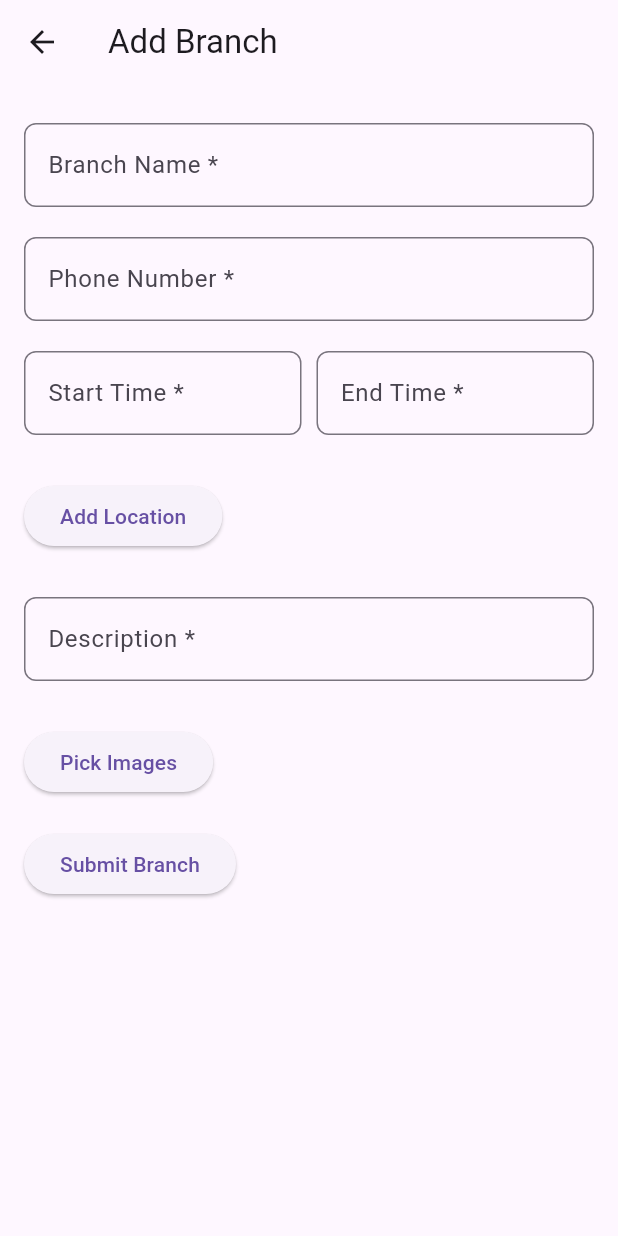
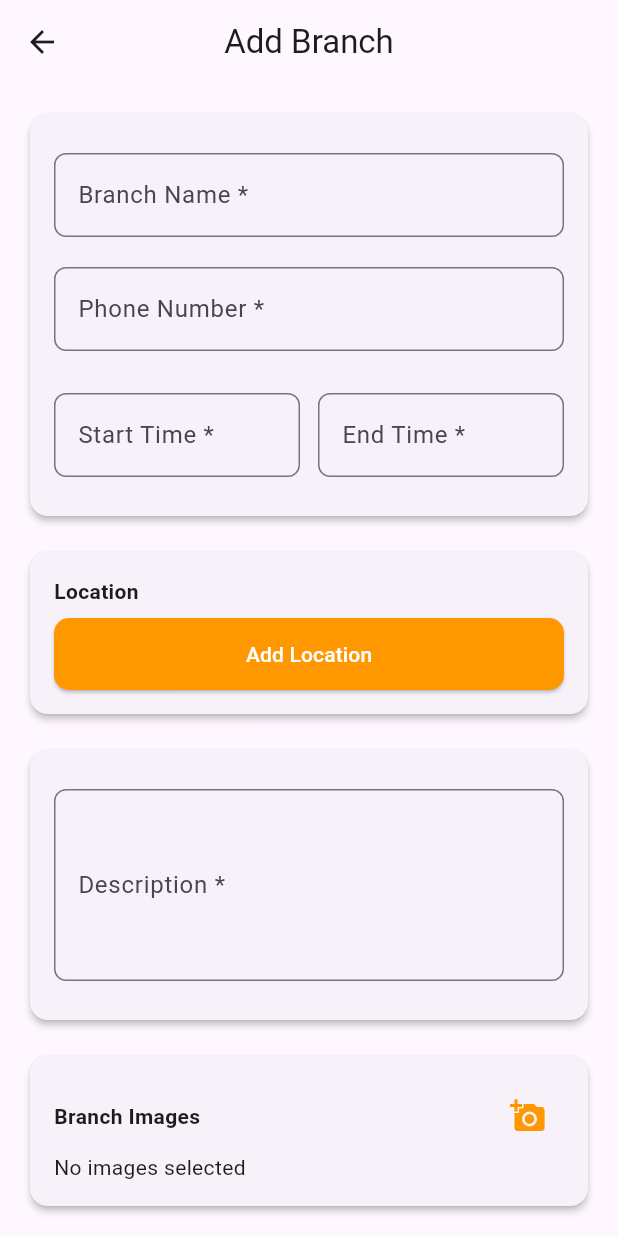
Before and after one commit to Mdkaifee/Glowante_onboarding_latest, a Flutter app: the AddBranchScreen screen opened directly with empty values, on a phone screen of 412 x 824 dp. Run offline on Flutter 3.47's test engine with Material 3 defaults, Android fonts, the phone set to English and light mode, and no system bars; our stand-ins replace flutter_bloc, flutter_dotenv, geocoding, geolocator, image_picker, shared_preferences; missing offline and left inert: aws_s3_api, flutter_google_places_sdk; accounts and stored records are empty.

Commit message:
ui for branch add improved

```diff
--- a/lib/screens/add_branch_screen.dart
+++ b/lib/screens/add_branch_screen.dart
@@ -172,16 +172,29 @@ Future<void> _submitBranchDetails() async {
   @override
   Widget build(BuildContext context) {
     return Scaffold(
-      appBar: AppBar(title: Text('Add Branch')),
-      body: Padding(
+      appBar: AppBar(title: const Text('Add Branch'), centerTitle: true),
+      body: SafeArea(
+        child: SingleChildScrollView(
           padding: const EdgeInsets.all(16.0),
           child: Column(
             crossAxisAlignment: CrossAxisAlignment.start,
             children: [
+              // Card container for primary details
+              Card(
+                shape: RoundedRectangleBorder(borderRadius: BorderRadius.circular(12)),
+                elevation: 2,
+                child: Padding(
+                  padding: const EdgeInsets.all(16.0),
+                  child: Column(
+                    children: [
                       _buildTextField(branchNameController, 'Branch Name *', 'Enter branch name'),
-            _buildTextField(phoneController, 'Phone Number *', 'Enter phone number'),
-
-            // Time picker fields
+                      _buildTextField(
+                        phoneController,
+                        'Phone Number *',
+                        'Enter phone number',
+                        keyboardType: TextInputType.phone,
+                      ),
+                      const SizedBox(height: 8),
                       Row(
                         children: [
                           Expanded(
@@ -191,7 +204,7 @@ Future<void> _submitBranchDetails() async {
                               onTap: () => _selectTime(context, true),
                             ),
                           ),
-                SizedBox(width: 10),
+                          const SizedBox(width: 12),
                           Expanded(
                             child: _buildTimePickerField(
                               controller: endTimeController,
@@ -201,78 +214,153 @@ Future<void> _submitBranchDetails() async {
                           ),
                         ],
                       ),
-            SizedBox(height: 20),
+                    ],
+                  ),
+                ),
+              ),
 
-            // If location is provided, display it
-            if (buildingName.isNotEmpty && city.isNotEmpty && pincode.isNotEmpty && state.isNotEmpty) ...[
+              const SizedBox(height: 16),
+
+              // Location section
+              Card(
+                shape: RoundedRectangleBorder(borderRadius: BorderRadius.circular(12)),
+                elevation: 2,
+                child: Padding(
+                  padding: const EdgeInsets.all(16.0),
+                  child: Column(
+                    crossAxisAlignment: CrossAxisAlignment.start,
+                    children: [
+                      const Text('Location', style: TextStyle(fontWeight: FontWeight.w600)),
+                      const SizedBox(height: 8),
+                      if (buildingName.isNotEmpty && city.isNotEmpty && pincode.isNotEmpty && state.isNotEmpty)
                         Row(
+                          crossAxisAlignment: CrossAxisAlignment.start,
                           children: [
                             Expanded(child: Text('$buildingName, $city, $pincode, $state')),
                             IconButton(
-                    icon: Icon(Icons.edit, color: Colors.blue),
+                              icon: const Icon(Icons.edit, color: Colors.blue),
                               onPressed: _navigateToAddLocation,
                             ),
                           ],
-              ),
-            ] else ...[
-              // If no address, show Add Location button
+                        )
+                      else
                         ElevatedButton(
                           onPressed: _navigateToAddLocation,
-                child: Text('Add Location'),
+                          style: ElevatedButton.styleFrom(
+                            minimumSize: const Size(double.infinity, 48),
+                            backgroundColor: Colors.orange,
+                            foregroundColor: Colors.white,
+                            shape: RoundedRectangleBorder(borderRadius: BorderRadius.circular(10)),
+                          ),
+                          child: const Text('Add Location'),
                         ),
                     ],
-
-            // Description field
-            SizedBox(height: 20),
-            _buildTextField(descriptionController, 'Description *', 'Enter a description'),
-
-            // Pick Image button
-            SizedBox(height: 20),
-            ElevatedButton(
-              onPressed: _pickImage,
-              child: Text('Pick Images'),
+                  ),
+                ),
               ),
 
-            // Display selected images
+              const SizedBox(height: 16),
+
+              // Description
+              Card(
+                shape: RoundedRectangleBorder(borderRadius: BorderRadius.circular(12)),
+                elevation: 2,
+                child: Padding(
+                  padding: const EdgeInsets.all(16.0),
+                  child: _buildTextField(
+                    descriptionController,
+                    'Description *',
+                    'Enter a description',
+                    maxLines: 4,
+                  ),
+                ),
+              ),
+
+              const SizedBox(height: 16),
+
+              // Images
+              Card(
+                shape: RoundedRectangleBorder(borderRadius: BorderRadius.circular(12)),
+                elevation: 2,
+                child: Padding(
+                  padding: const EdgeInsets.all(16.0),
+                  child: Column(
+                    crossAxisAlignment: CrossAxisAlignment.start,
+                    children: [
+                      Row(
+                        mainAxisAlignment: MainAxisAlignment.spaceBetween,
+                        children: [
+                          const Text('Branch Images', style: TextStyle(fontWeight: FontWeight.w600)),
+                          IconButton(onPressed: _pickImage, icon: const Icon(Icons.add_a_photo, color: Colors.orange)),
+                        ],
+                      ),
                       if (_images != null && _images!.isNotEmpty)
                         Wrap(
+                          spacing: 8,
+                          runSpacing: 8,
                           children: _images!.map((image) {
-                  return Padding(
-                    padding: const EdgeInsets.all(8.0),
+                            return ClipRRect(
+                              borderRadius: BorderRadius.circular(8),
                               child: Image.file(
                                 File(image.path),
-                      width: 80,
-                      height: 80,
+                                width: 90,
+                                height: 90,
                                 fit: BoxFit.cover,
                               ),
                             );
                           }).toList(),
+                        )
+                      else
+                        const Text('No images selected'),
+                    ],
+                  ),
+                ),
               ),
 
+              const SizedBox(height: 20),
+
               // Submit button
-            SizedBox(height: 20),
               ElevatedButton(
                 onPressed: _submitBranchDetails,
-              child: Text('Submit Branch'),
+                style: ElevatedButton.styleFrom(
+                  minimumSize: const Size(double.infinity, 50),
+                  backgroundColor: Colors.orange,
+                  foregroundColor: Colors.white,
+                  shape: RoundedRectangleBorder(borderRadius: BorderRadius.circular(10)),
+                ),
+                child: const Text('Submit Branch'),
               ),
             ],
+          ),
         ),
       ),
     );
   }
 
   // Method to build text fields
-  Widget _buildTextField(TextEditingController controller, String label, String hint) {
+  Widget _buildTextField(
+    TextEditingController controller,
+    String label,
+    String hint, {
+    int maxLines = 1,
+    TextInputType? keyboardType,
+  }) {
     return Padding(
       padding: const EdgeInsets.symmetric(vertical: 10),
       child: TextField(
         controller: controller,
+        maxLines: maxLines,
+        keyboardType: keyboardType,
         decoration: InputDecoration(
           labelText: label,
           hintText: hint,
           border: OutlineInputBorder(
             borderRadius: BorderRadius.circular(8),
             borderSide: BorderSide(color: Colors.orange),
+          ),
+          focusedBorder: OutlineInputBorder(
+            borderRadius: BorderRadius.circular(8),
+            borderSide: const BorderSide(color: Colors.orange),
           ),
         ),
       ),
```
Lines whose indentation alone changed are shown as unchanged.
